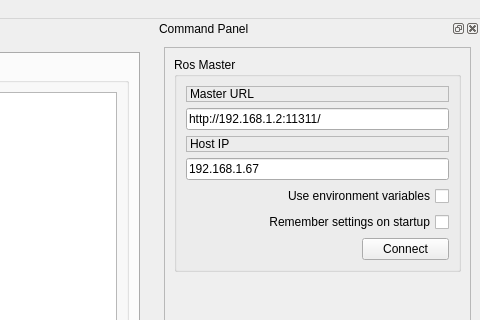
Old version of the form apps/driver/rosQtInterface/ui/main_window.ui in the repository ehuang3/drchubo; both pictures show x 464 to 944 and y 0 to 320 of the 944 by 704 pixel window.
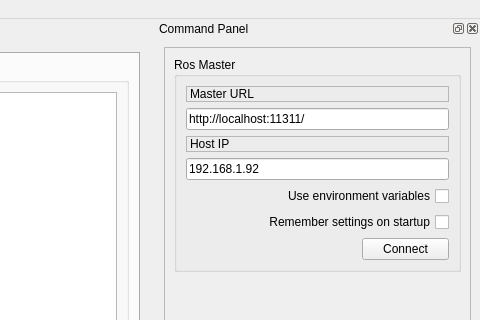
New version of the form.

The edit to the form file:
```diff
--- a/apps/driver/rosQtInterface/ui/main_window.ui
+++ b/apps/driver/rosQtInterface/ui/main_window.ui
@@ -145,7 +145,7 @@
            <item row="1" column="0" colspan="2">
             <widget class="QLineEdit" name="line_edit_master">
              <property name="text">
-              <string>http://192.168.1.2:11311/</string>
+              <string>http://localhost:11311/</string>
              </property>
             </widget>
            </item>
@@ -165,7 +165,7 @@
            <item row="3" column="0" colspan="2">
             <widget class="QLineEdit" name="line_edit_host">
              <property name="text">
-              <string>192.168.1.67</string>
+              <string>192.168.1.92</string>
              </property>
             </widget>
            </item>
```
